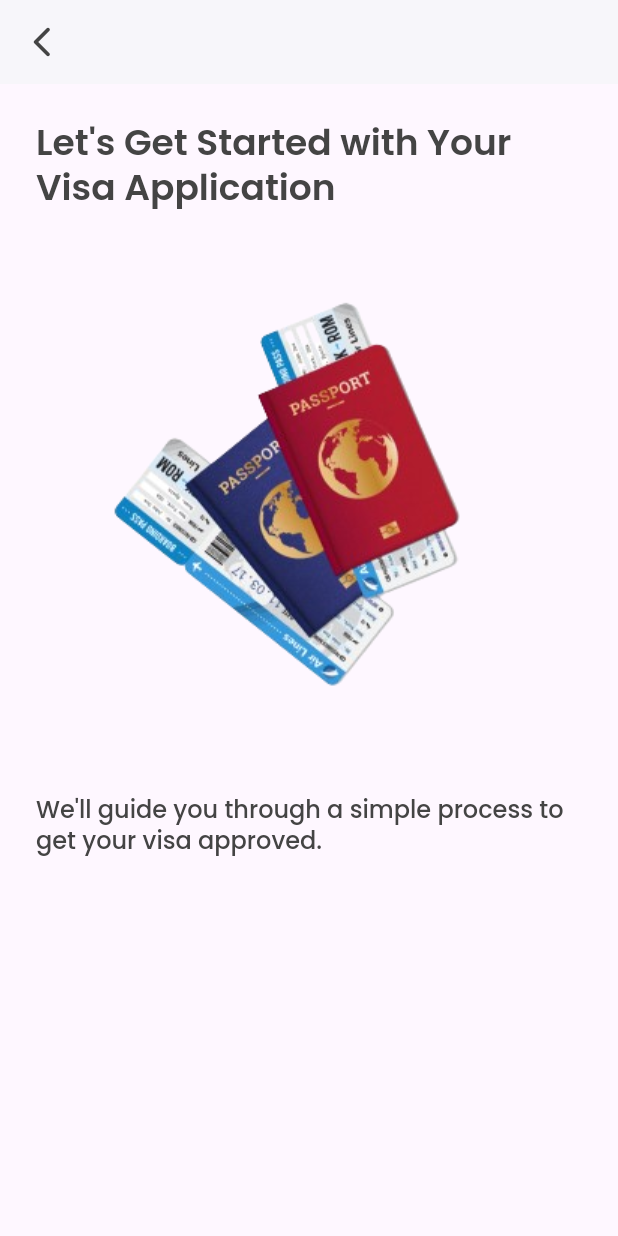
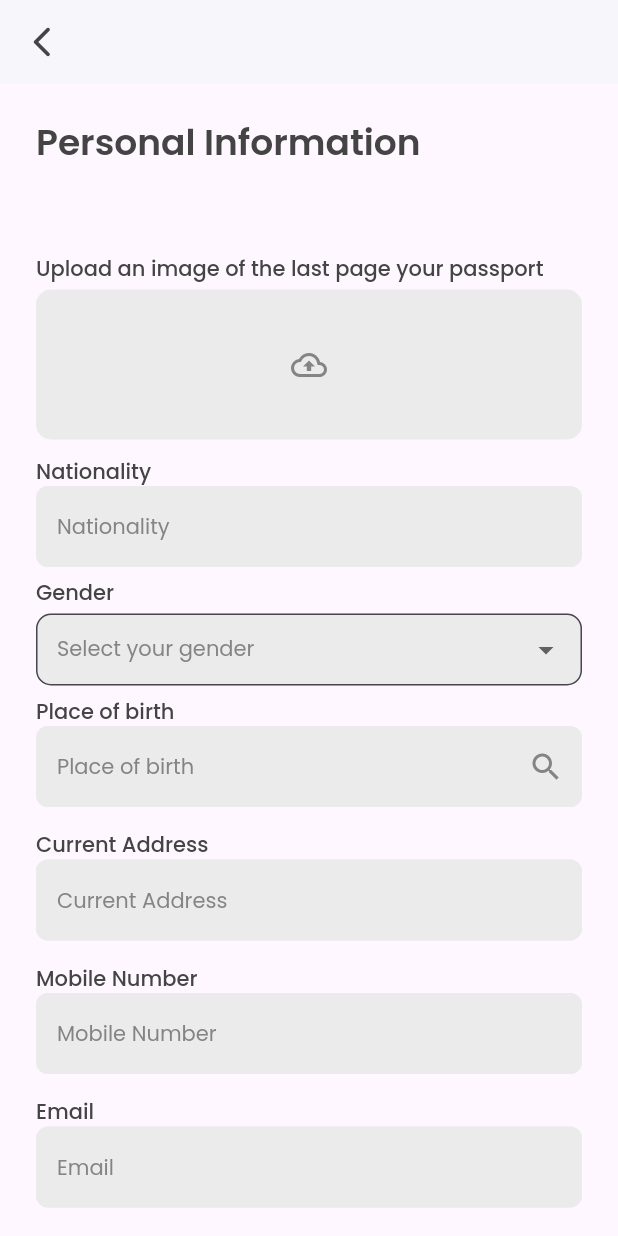
Before and after one commit to Mewristics-XploreCeylon/Mewristics_XploreCeylon_mobile, a Flutter app: the screen it shows after launch, on a phone screen of 412 x 824 dp. Run offline on Flutter 3.47's test engine with Material 3 defaults, Android fonts, the phone set to English and light mode, and no system bars; our stand-ins replace go_router.

Commit message:
personal information screen without the button

```diff
--- a/lib/config/app_router.dart/app_router.dart
+++ b/lib/config/app_router.dart/app_router.dart
@@ -3,6 +3,7 @@ import 'package:go_router/go_router.dart';
 import 'package:xploreceylon_mobile/config/app_router.dart/routes.dart';
 import 'package:xploreceylon_mobile/main.dart';
 import 'package:xploreceylon_mobile/screens/visa_screens/visa_onboarding.dart';
+import 'package:xploreceylon_mobile/screens/visa_screens/visa_personal_information.dart';
 
 class AppRouter {
   static final _rootNavigatorKey = GlobalKey<NavigatorState>();
@@ -15,7 +16,7 @@ class AppRouter {
             name: Routes.splash,
             path: '/',
             pageBuilder: (BuildContext context, GoRouterState state) {
-              return const MaterialPage(child: VisaOnboarding());
+              return const MaterialPage(child: VisaPersonalInformation());
             }),
 
             GoRoute(
@@ -24,6 +25,13 @@ class AppRouter {
               pageBuilder: (BuildContext context, GoRouterState state) {
                 return const MaterialPage(child: VisaOnboarding());
               }
+            ),
+                        GoRoute(
+              name: Routes.visaPersonalInformation,
+              path: "/visaPersonalInformation",
+              pageBuilder: (BuildContext context, GoRouterState state) {
+                return const MaterialPage(child: VisaPersonalInformation());
+              }
             )
       ]);
 }
--- a/lib/config/app_router.dart/routes.dart
+++ b/lib/config/app_router.dart/routes.dart
@@ -1,4 +1,5 @@
 class Routes {
   static const splash = '/';
   static const visaOnboarding = 'visaOnboarding';
+  static const visaPersonalInformation = 'visaPersonalInformation';
 }
--- a/lib/constants/colors.dart
+++ b/lib/constants/colors.dart
@@ -2,14 +2,14 @@ import 'package:flutter/material.dart';
 
 class AppColors {
   // app colors
-  Color primaryBGColor = const Color.fromARGB(255, 255, 255, 255);
-  Color primaryFeildColor = const Color.fromARGB(255, 235, 235, 235);
+  static const Color primaryBGColor = const Color.fromARGB(255, 255, 255, 255);
+  static const Color primaryFeildColor = const Color.fromARGB(255, 235, 235, 235);
   // button color
-  Color primaryColor = const Color.fromARGB(255, 27, 61, 89);
+  static const Color primaryColor = const Color.fromARGB(255, 27, 61, 89);
   // text colors
-  Color contentColor = const Color.fromARGB(255, 80, 80, 80);
-  Color primaryTextColor = const Color.fromARGB(255, 68, 68, 68);
+  static const Color contentColor = const Color.fromARGB(255, 80, 80, 80);
+  static const Color primaryTextColor = const Color.fromARGB(255, 68, 68, 68);
   // text fields and tiles
-  Color fieldTextColor = const Color.fromARGB(47, 103, 103, 103);
-  Color tileColor = const Color.fromARGB(255, 243, 243, 243);
+  static const Color fieldTextColor = Color.fromARGB(199, 103, 103, 103);
+  static const Color tileColor = const Color.fromARGB(255, 243, 243, 243);
 }
--- a/lib/resources/theme.dart
+++ b/lib/resources/theme.dart
@@ -1,36 +1,38 @@
 import 'package:flutter/material.dart';
 
+import '../constants/colors.dart';
 import 'R.dart';
 import 'font_manager.dart';
 
 ThemeData getApplicationTheme() {
   return ThemeData(
     useMaterial3: true,
-    primaryColor: R.colors.primaryColor,
+    primaryColor: AppColors.primaryColor,
 
     fontFamily: FontConstants.fontFamily,
 
     textTheme: TextTheme(
-      bodyMedium: TextStyle(color: R.colors.contentColor, fontSize: R.appSize.s20, fontWeight: FontWeightManager.medium),
-      headlineLarge: TextStyle(color: R.colors.primaryTextColor, fontSize: R.appSize.s24,fontWeight: FontWeightManager.semiBold),
-headlineMedium: TextStyle(color: R.colors.primaryTextColor, fontSize: R.appSize.s16,fontWeight: FontWeightManager.medium),
-      headlineSmall: TextStyle(color: R.colors.fieldTextColor, fontSize: R.appSize.s14,fontWeight: FontWeightManager.medium),
+      bodyMedium: TextStyle(color: AppColors.contentColor, fontSize: R.appSize.s20, fontWeight: FontWeightManager.medium),
+displaySmall: TextStyle(color: AppColors.fieldTextColor, fontSize: R.appSize.s14, fontWeight: FontWeightManager.regular),
+      headlineLarge: TextStyle(color: AppColors.primaryTextColor, fontSize: R.appSize.s24,fontWeight: FontWeightManager.semiBold),
+headlineMedium: TextStyle(color: AppColors.primaryTextColor, fontSize: R.appSize.s16,fontWeight: FontWeightManager.medium),
+      headlineSmall: TextStyle(color:AppColors.primaryTextColor, fontSize: R.appSize.s14,fontWeight: FontWeightManager.medium),
     ),
 
     progressIndicatorTheme:
-        ProgressIndicatorThemeData(color: R.colors.primaryColor),
-    drawerTheme: DrawerThemeData(backgroundColor: R.colors.primaryBGColor),
+        ProgressIndicatorThemeData(color: AppColors.primaryColor),
+    drawerTheme: DrawerThemeData(backgroundColor: AppColors.primaryBGColor),
     floatingActionButtonTheme: FloatingActionButtonThemeData(
-        backgroundColor: R.colors.primaryBGColor,
-        foregroundColor: R.colors.primaryTextColor),
+        backgroundColor:AppColors.primaryBGColor,
+        foregroundColor: AppColors.primaryTextColor),
 
     appBarTheme: AppBarTheme(
         centerTitle: false,
-        color: R.colors.primaryBGColor,
+        color: AppColors.primaryBGColor,
         titleTextStyle:
-            TextStyle(color: R.colors.primaryTextColor, fontSize: R.appSize.s24),
+            TextStyle(color: AppColors.primaryTextColor, fontSize: R.appSize.s24),
         elevation: R.appSize.s1,
-        iconTheme: IconThemeData(color: R.colors.primaryTextColor)
+        iconTheme: IconThemeData(color: AppColors.primaryTextColor)
 
 
         ),
--- /dev/null
+++ b/lib/screens/visa_screens/visa_personal_information.dart
@@ -0,0 +1,103 @@
+import 'package:flutter/material.dart';
+import 'package:xploreceylon_mobile/constants/colors.dart';
+import 'package:xploreceylon_mobile/constants/sizes.dart';
+import 'package:xploreceylon_mobile/widgets/custom_dropdown.dart';
+import 'package:xploreceylon_mobile/widgets/custom_text_field.dart';
+
+enum Gender { male, female, other }
+
+class VisaPersonalInformation extends StatefulWidget {
+  const VisaPersonalInformation({super.key});
+
+  @override
+  State<VisaPersonalInformation> createState() =>
+      _VisaPersonalInformationState();
+}
+
+class _VisaPersonalInformationState extends State<VisaPersonalInformation> {
+  Gender? _selectedGender;
+  @override
+  Widget build(BuildContext context) {
+    return Scaffold(
+      appBar: AppBar(
+        leading: Icon(Icons.arrow_back_ios_new_rounded),
+      ),
+      body: SingleChildScrollView(
+        child: Container(
+          margin: EdgeInsets.symmetric(
+              horizontal: AppMargin.m24, vertical: AppMargin.m24),
+          child: Column(
+            crossAxisAlignment: CrossAxisAlignment.start,
+            children: [
+              Text(
+                "Personal Information",
+                style: Theme.of(context).textTheme.headlineLarge,
+              ),
+              SizedBox(
+                height: 60,
+              ),
+              Text("Upload an image of the last page your passport",
+                  style: Theme.of(context).textTheme.headlineSmall),
+              Padding(
+                padding: const EdgeInsets.symmetric(vertical: AppMargin.m4),
+                child: Container(
+                    decoration: BoxDecoration(
+                      borderRadius: BorderRadius.circular(10),
+                      color: AppColors.primaryFeildColor,
+                    ),
+                    height: 100,
+                    child: Center(
+                        child: Icon(
+                      Icons.cloud_upload_outlined,
+                      color: AppColors.fieldTextColor,
+                    ))),
+              ),
+              CustomTextField(hint: "Nationality", label: "Nationality"),
+              CustomDropdown<Gender>(
+                dataList: Gender.values,
+                hint: 'Select your gender',
+                label: 'Gender',
+                displayText: (gender) {
+                  // Define how each enum value should be displayed
+                  switch (gender) {
+                    case Gender.male:
+                      return 'Male';
+                    case Gender.female:
+                      return 'Female';
+                    case Gender.other:
+                      return 'Other';
+                    default:
+                      return '';
+                  }
+                },
+                onChanged: (selectedGender) {
+                  setState(() {
+                    _selectedGender = selectedGender;
+                  });
+                },
+                selectedItem: _selectedGender?.toString(),
+              ),
+              CustomTextField(
+                hint: "Place of birth",
+                label: "Place of birth",
+                iconButton: IconButton(
+                    icon: Icon(
+                      Icons.search,
+                      color: AppColors.fieldTextColor,
+                    ),
+                    onPressed: () {}),
+              ),
+              CustomTextField(
+                  hint: "Current Address", label: "Current Address"),
+              CustomTextField(hint: "Mobile Number", label: "Mobile Number"),
+              CustomTextField(hint: "Email", label: "Email"),
+              CustomTextField(hint: "Profession", label: "Profession"),
+              CustomTextField(
+                  hint: "Address", label: "Address of the  employer/ business"),
+            ],
+          ),
+        ),
+      ),
+    );
+  }
+}
--- /dev/null
+++ b/lib/widgets/custom_dropdown.dart
@@ -0,0 +1,87 @@
+import 'package:flutter/material.dart';
+
+import '../constants/colors.dart';
+import '../constants/sizes.dart';
+
+class CustomDropdown<T> extends StatefulWidget {
+  final String hint;
+  final String label;
+  final bool readOnly;
+  final List<T>? dataList;
+  final String Function(T)? displayText;
+  final void Function(T)? onChanged;
+  final String? Function(String?)? validator;
+  final String? selectedItem;
+
+  const CustomDropdown(
+      {Key? key,
+      required this.dataList,
+      required this.hint,
+      required this.label,
+      required this.displayText,
+      required this.onChanged,
+      this.readOnly = false,
+      this.validator,
+      this.selectedItem})
+      : super(key: key);
+
+  @override
+  // ignore: library_private_types_in_public_api
+  _CustomDropdownState<T> createState() => _CustomDropdownState<T>();
+}
+
+class _CustomDropdownState<T> extends State<CustomDropdown<T>> {
+  T? _selectedItem;
+
+  @override
+  Widget build(BuildContext context) {
+    return Container(
+      child: Column(
+        crossAxisAlignment: CrossAxisAlignment.start,
+        children: [
+          Text(widget.label, style: Theme.of(context).textTheme.headlineSmall),
+          SizedBox(height: AppMargin.m4),
+          DropdownButtonFormField<T>(
+            value: _selectedItem,
+            hint: Text(
+              widget.hint,
+              style: Theme.of(context).textTheme.displaySmall,
+            ),
+            items: widget.dataList?.map((item) {
+              return DropdownMenuItem(
+                value: item,
+                child: Text(widget.displayText!(item),
+                    style: Theme.of(context).textTheme.displaySmall),
+              );
+            }).toList(),
+            onChanged: widget.readOnly
+                ? null
+                : (T? newValue) {
+                    setState(() {
+                      _selectedItem = newValue;
+                    });
+                    if (widget.onChanged != null) {
+                      widget.onChanged!(newValue as T);
+                    }
+                  },
+            decoration: InputDecoration(
+              fillColor: AppColors.primaryFeildColor,
+              filled: true,
+              border: OutlineInputBorder(
+                borderRadius: BorderRadius.circular(10.0),
+                borderSide: BorderSide(
+                  color: Colors.transparent,
+                ),
+              ),
+              focusedBorder: OutlineInputBorder(
+                borderRadius: BorderRadius.circular(10.0),
+                borderSide: const BorderSide(color: Colors.transparent),
+              ),
+              contentPadding: const EdgeInsets.symmetric(horizontal: 10),
+            ),
+          ),
+        ],
+      ),
+    );
+  }
+}
--- /dev/null
+++ b/lib/widgets/custom_text_field.dart
@@ -0,0 +1,130 @@
+import 'package:flutter/material.dart';
+import 'package:xploreceylon_mobile/constants/colors.dart';
+class CustomTextField extends StatefulWidget {
+  final String hint;
+  final String label;
+  final IconButton? iconButton;
+  final TextInputType? inputType;
+  final TextInputAction? textInputAction;
+  final Function(String?)? onFieldSubmitted;
+  final String? Function(String?)? validator;
+  final void Function(String?)? onSaved;
+  final bool obscureText;
+  final bool readOnly;
+  final String? initialValue;
+  final String? value;
+
+  const CustomTextField(
+      {Key? key,
+        required this.hint,
+        required this.label,
+        this.iconButton,
+        this.obscureText = false,
+        this.inputType,
+        this.initialValue,
+        this.validator,
+        this.readOnly = false,
+        this.onSaved,
+        this.value,
+        this.textInputAction,
+        this.onFieldSubmitted
+      })
+      : super(key: key);
+
+  @override
+  State<CustomTextField> createState() => _CustomTextFieldState();
+}
+
+class _CustomTextFieldState extends State<CustomTextField> {
+  final TextEditingController _controller = TextEditingController();
+  bool _obscureText = false;
+
+  @override
+  void initState() {
+    super.initState();
+    _obscureText = widget.obscureText;
+
+    //--set a initial value--
+    if (widget.value != null){
+      _controller.value = TextEditingValue(text: widget.value!);
+    }
+  }
+
+  @override
+  Widget build(BuildContext context) {
+    return Container(
+      margin:
+      const EdgeInsets.symmetric(vertical: 8), // Changed AppPadding.p8 to 8
+      child: Column(
+        crossAxisAlignment: CrossAxisAlignment.start,
+        children: [
+          Text(widget.label, style: Theme.of(context).textTheme.headlineSmall),
+          TextFormField(
+            //maxLines: widget.maxLines,
+            textInputAction: widget.textInputAction,
+            onFieldSubmitted: widget.onFieldSubmitted,
+            obscureText: _obscureText,
+            cursorColor:
+            Colors.grey, // Changed AppColors.lowGrey to Colors.grey
+            cursorWidth: 1, // Changed AppSize.s1 to 1
+            controller: _controller,
+            keyboardType: widget.inputType,
+            readOnly: widget.readOnly,
+            validator: widget.validator,
+            initialValue: widget.initialValue,
+            onSaved: widget.onSaved,
+            decoration: InputDecoration(
+              fillColor: AppColors.primaryFeildColor,
+              filled: true,
+              contentPadding: const EdgeInsets.symmetric(
+                  vertical: 15,
+                  horizontal: 10), // Changed AppPadding.p15 and AppPadding.p10
+              floatingLabelBehavior: FloatingLabelBehavior.never,
+              suffixIcon: widget.iconButton,
+              border: InputBorder.none,
+              hintText: widget.hint,
+              hintStyle: Theme.of(context).textTheme.displaySmall,
+              enabledBorder: OutlineInputBorder(
+                borderSide: const BorderSide(
+                    width: 1,
+                    color: AppColors.primaryFeildColor), // Changed AppSize.s1 and AppColors.fielBorder to default values
+                borderRadius:
+                BorderRadius.circular(8), // Changed AppSize.s8 to 8
+              ),
+              focusedBorder: OutlineInputBorder(
+                borderSide: const BorderSide(
+                    width: 1,
+                    color: Colors
+                        .grey), // Changed AppSize.s1 and AppColors.lowGrey to default values
+                borderRadius:
+                BorderRadius.circular(8), // Changed AppSize.s8 to 8
+              ),
+              errorBorder: OutlineInputBorder(
+                borderSide: const BorderSide(
+                    width: 1,
+                    color: Colors
+                        .red), // Changed AppSize.s1 and AppColors.errorRed to default values
+                borderRadius:
+                BorderRadius.circular(8), // Changed AppSize.s8 to 8
+              ),
+              focusedErrorBorder: OutlineInputBorder(
+                borderSide: const BorderSide(
+                    width: 1,
+                    color: Colors
+                        .red), // Changed AppSize.s1 and AppColors.errorRed to default values
+                borderRadius:
+                BorderRadius.circular(8), // Changed AppSize.s8 to 8
+              ),
+            ),
+          ),
+        ],
+      ),
+    );
+  }
+
+  @override
+  void dispose() {
+    _controller.dispose();
+    super.dispose();
+  }
+}
```
